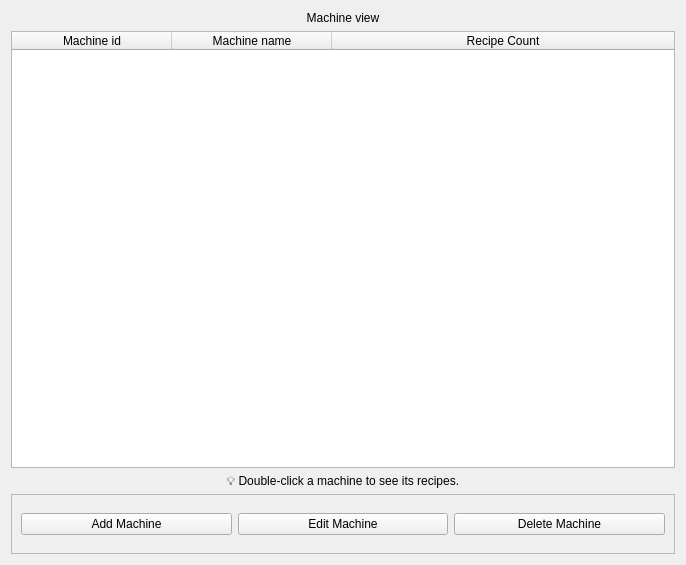
Qt form ui/MachineView.ui (MagdaOleksandrTeam/ProductionPlanner) before a commit.
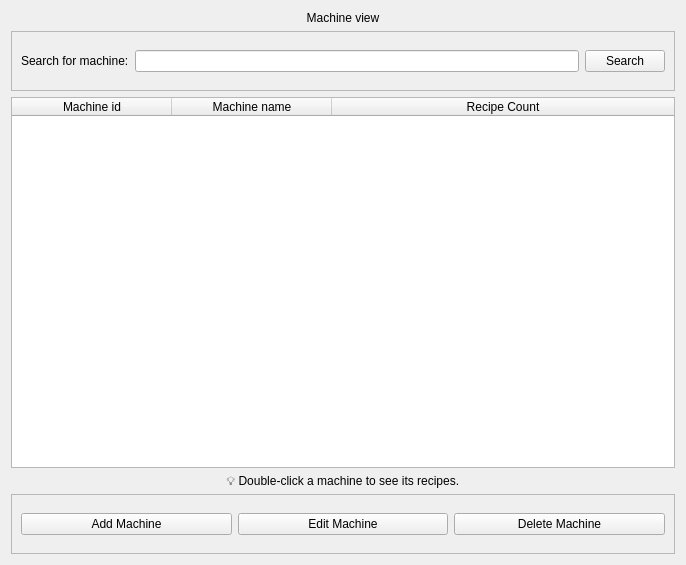
The same form after that commit.

Commit message:
Orders & Machines: UI improvements and calculator
- Added Production Time Calculator dialog for Orders
- Implemented priority coloring in Orders table with stronger colors for better visibility
- Corrected BOM material quantity calculations in OrderDetails
- Added search functionality in Machine view
- Refactored Order dialogs:
  - OrderDialog (add/edit orders)
  - OrderDetailsDialog (view order & required materials)
- Styled dialogs with uniform label classes and better UX
- Updated / created 3 Orders-related files
- Minor UI adjustments and repository fixes

```diff
--- a/ui/MachineView.ui
+++ b/ui/MachineView.ui
@@ -24,6 +24,41 @@
      </property>
     </widget>
    </item>
+   <item>
+    <widget class="QFrame" name="frame_search">
+     <property name="minimumSize">
+      <size>
+       <width>0</width>
+       <height>60</height>
+      </size>
+     </property>
+     <property name="frameShape">
+      <enum>QFrame::Shape::StyledPanel</enum>
+     </property>
+     <property name="frameShadow">
+      <enum>QFrame::Shadow::Raised</enum>
+     </property>
+     <layout class="QHBoxLayout" name="horizontalLayout">
+      <item>
+       <widget class="QLabel" name="lblSearch">
+        <property name="text">
+         <string>Search for machine:</string>
+        </property>
+       </widget>
+      </item>
+      <item>
+       <widget class="QLineEdit" name="le_machine"/>
+      </item>
+      <item>
+       <widget class="QPushButton" name="btn_search_machine">
+        <property name="text">
+         <string>Search</string>
+        </property>
+       </widget>
+      </item>
+     </layout>
+    </widget>
+   </item>
    <item>
     <widget class="QTableWidget" name="tableMachines">
      <property name="minimumSize">
```
Left out of the diff: 2 changed lines with no effect on the pictures. The commit also changes 20 other files.
